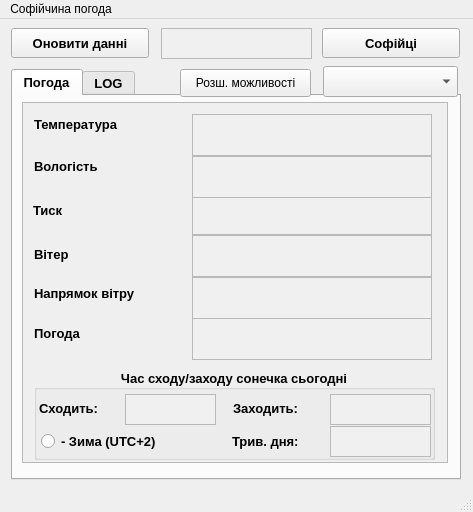
Before: the Qt Designer form mainwindow.ui in centroparotjag/Sofia-weather-QT, drawn with Qt 5.
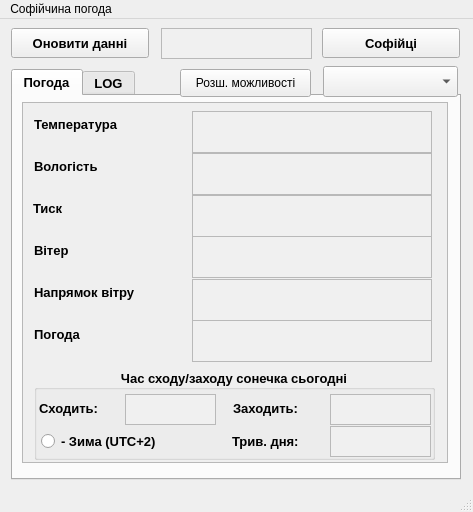
After: the same form once the commit is applied.

Commit message: Fix version, Fix geometry ui componennts

The edit to the form file:
```diff
--- a/mainwindow.ui
+++ b/mainwindow.ui
@@ -329,7 +329,7 @@
         <property name="geometry">
          <rect>
           <x>169</x>
-          <y>90</y>
+          <y>92</y>
           <width>240</width>
           <height>42</height>
          </rect>
@@ -352,7 +352,7 @@
         <property name="geometry">
          <rect>
           <x>10</x>
-          <y>97</y>
+          <y>95</y>
           <width>47</width>
           <height>21</height>
          </rect>
@@ -375,7 +375,7 @@
         <property name="geometry">
          <rect>
           <x>169</x>
-          <y>132</y>
+          <y>133</y>
           <width>240</width>
           <height>42</height>
          </rect>
@@ -390,8 +390,8 @@
          <string>&lt;!DOCTYPE HTML PUBLIC &quot;-//W3C//DTD HTML 4.0//EN&quot; &quot;http://www.w3.org/TR/REC-html40/strict.dtd&quot;&gt;
 &lt;html&gt;&lt;head&gt;&lt;meta name=&quot;qrichtext&quot; content=&quot;1&quot; /&gt;&lt;style type=&quot;text/css&quot;&gt;
 p, li { white-space: pre-wrap; }
-&lt;/style&gt;&lt;/head&gt;&lt;body style=&quot; font-family:'MS Shell Dlg 2'; font-size:7.8pt; font-weight:400; font-style:normal;&quot;&gt;
-&lt;p style=&quot;-qt-paragraph-type:empty; margin-top:0px; margin-bottom:0px; margin-left:0px; margin-right:0px; -qt-block-indent:0; text-indent:0px;&quot;&gt;&lt;br /&gt;&lt;/p&gt;&lt;/body&gt;&lt;/html&gt;</string>
+&lt;/style&gt;&lt;/head&gt;&lt;body style=&quot; font-family:'MS Shell Dlg 2'; font-size:10pt; font-weight:600; font-style:normal;&quot;&gt;
+&lt;p style=&quot;-qt-paragraph-type:empty; margin-top:0px; margin-bottom:0px; margin-left:0px; margin-right:0px; -qt-block-indent:0; text-indent:0px; font-size:7.8pt; font-weight:400;&quot;&gt;&lt;br /&gt;&lt;/p&gt;&lt;/body&gt;&lt;/html&gt;</string>
         </property>
        </widget>
        <widget class="QTextEdit" name="textEdit_wind_deg">
@@ -401,7 +401,7 @@
         <property name="geometry">
          <rect>
           <x>169</x>
-          <y>174</y>
+          <y>176</y>
           <width>240</width>
           <height>42</height>
          </rect>
@@ -416,15 +416,15 @@
          <string>&lt;!DOCTYPE HTML PUBLIC &quot;-//W3C//DTD HTML 4.0//EN&quot; &quot;http://www.w3.org/TR/REC-html40/strict.dtd&quot;&gt;
 &lt;html&gt;&lt;head&gt;&lt;meta name=&quot;qrichtext&quot; content=&quot;1&quot; /&gt;&lt;style type=&quot;text/css&quot;&gt;
 p, li { white-space: pre-wrap; }
-&lt;/style&gt;&lt;/head&gt;&lt;body style=&quot; font-family:'MS Shell Dlg 2'; font-size:7.8pt; font-weight:400; font-style:normal;&quot;&gt;
-&lt;p style=&quot;-qt-paragraph-type:empty; margin-top:0px; margin-bottom:0px; margin-left:0px; margin-right:0px; -qt-block-indent:0; text-indent:0px;&quot;&gt;&lt;br /&gt;&lt;/p&gt;&lt;/body&gt;&lt;/html&gt;</string>
+&lt;/style&gt;&lt;/head&gt;&lt;body style=&quot; font-family:'MS Shell Dlg 2'; font-size:10pt; font-weight:600; font-style:normal;&quot;&gt;
+&lt;p style=&quot;-qt-paragraph-type:empty; margin-top:0px; margin-bottom:0px; margin-left:0px; margin-right:0px; -qt-block-indent:0; text-indent:0px; font-size:7.8pt; font-weight:400;&quot;&gt;&lt;br /&gt;&lt;/p&gt;&lt;/body&gt;&lt;/html&gt;</string>
         </property>
        </widget>
        <widget class="QLabel" name="label_4">
         <property name="geometry">
          <rect>
           <x>11</x>
-          <y>180</y>
+          <y>179</y>
           <width>139</width>
           <height>21</height>
          </rect>
@@ -447,7 +447,7 @@
         <property name="geometry">
          <rect>
           <x>169</x>
-          <y>53</y>
+          <y>50</y>
           <width>240</width>
           <height>42</height>
          </rect>
@@ -462,8 +462,8 @@
          <string>&lt;!DOCTYPE HTML PUBLIC &quot;-//W3C//DTD HTML 4.0//EN&quot; &quot;http://www.w3.org/TR/REC-html40/strict.dtd&quot;&gt;
 &lt;html&gt;&lt;head&gt;&lt;meta name=&quot;qrichtext&quot; content=&quot;1&quot; /&gt;&lt;style type=&quot;text/css&quot;&gt;
 p, li { white-space: pre-wrap; }
-&lt;/style&gt;&lt;/head&gt;&lt;body style=&quot; font-family:'MS Shell Dlg 2'; font-size:7.8pt; font-weight:400; font-style:normal;&quot;&gt;
-&lt;p style=&quot;-qt-paragraph-type:empty; margin-top:0px; margin-bottom:0px; margin-left:0px; margin-right:0px; -qt-block-indent:0; text-indent:0px;&quot;&gt;&lt;br /&gt;&lt;/p&gt;&lt;/body&gt;&lt;/html&gt;</string>
+&lt;/style&gt;&lt;/head&gt;&lt;body style=&quot; font-family:'MS Shell Dlg 2'; font-size:10pt; font-weight:600; font-style:normal;&quot;&gt;
+&lt;p style=&quot;-qt-paragraph-type:empty; margin-top:0px; margin-bottom:0px; margin-left:0px; margin-right:0px; -qt-block-indent:0; text-indent:0px; font-size:7.8pt; font-weight:400;&quot;&gt;&lt;br /&gt;&lt;/p&gt;&lt;/body&gt;&lt;/html&gt;</string>
         </property>
        </widget>
        <widget class="QLabel" name="label_2">
@@ -493,7 +493,7 @@
         <property name="geometry">
          <rect>
           <x>169</x>
-          <y>215</y>
+          <y>217</y>
           <width>240</width>
           <height>42</height>
          </rect>
@@ -508,15 +508,15 @@
          <string>&lt;!DOCTYPE HTML PUBLIC &quot;-//W3C//DTD HTML 4.0//EN&quot; &quot;http://www.w3.org/TR/REC-html40/strict.dtd&quot;&gt;
 &lt;html&gt;&lt;head&gt;&lt;meta name=&quot;qrichtext&quot; content=&quot;1&quot; /&gt;&lt;style type=&quot;text/css&quot;&gt;
 p, li { white-space: pre-wrap; }
-&lt;/style&gt;&lt;/head&gt;&lt;body style=&quot; font-family:'MS Shell Dlg 2'; font-size:7.8pt; font-weight:400; font-style:normal;&quot;&gt;
-&lt;p style=&quot;-qt-paragraph-type:empty; margin-top:0px; margin-bottom:0px; margin-left:0px; margin-right:0px; -qt-block-indent:0; text-indent:0px;&quot;&gt;&lt;br /&gt;&lt;/p&gt;&lt;/body&gt;&lt;/html&gt;</string>
+&lt;/style&gt;&lt;/head&gt;&lt;body style=&quot; font-family:'MS Shell Dlg 2'; font-size:10pt; font-weight:600; font-style:normal;&quot;&gt;
+&lt;p style=&quot;-qt-paragraph-type:empty; margin-top:0px; margin-bottom:0px; margin-left:0px; margin-right:0px; -qt-block-indent:0; text-indent:0px; font-size:7.8pt; font-weight:400;&quot;&gt;&lt;br /&gt;&lt;/p&gt;&lt;/body&gt;&lt;/html&gt;</string>
         </property>
        </widget>
        <widget class="QLabel" name="label_3">
         <property name="geometry">
          <rect>
           <x>11</x>
-          <y>141</y>
+          <y>137</y>
           <width>47</width>
           <height>21</height>
          </rect>
@@ -539,7 +539,7 @@
         <property name="geometry">
          <rect>
           <x>169</x>
-          <y>11</y>
+          <y>8</y>
           <width>240</width>
           <height>42</height>
          </rect>
@@ -582,7 +582,7 @@
         <property name="geometry">
          <rect>
           <x>11</x>
-          <y>220</y>
+          <y>221</y>
           <width>64</width>
           <height>21</height>
          </rect>
```
The commit also changes 3 other files.
